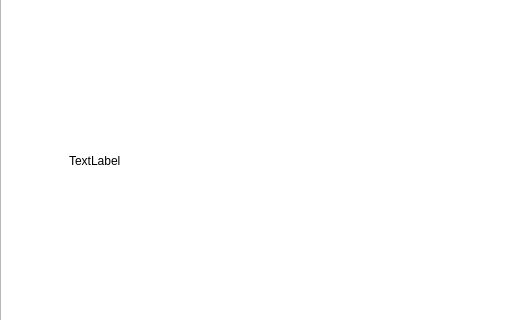
Qt form ui/PerVideo.ui (aibotez/SBCClientV2) before a commit; both pictures show x 0 to 527 and y 123 to 443 of the 822 by 637 pixel window.
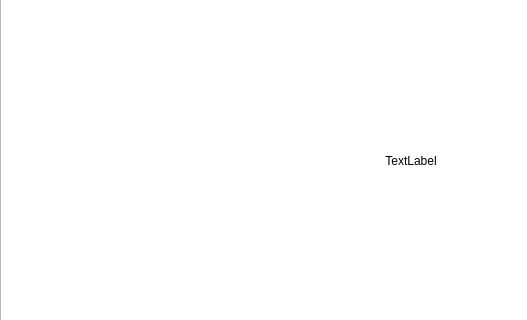
The same form after that commit.

The edit to the form file:
```diff
--- a/ui/PerVideo.ui
+++ b/ui/PerVideo.ui
@@ -101,6 +101,9 @@
            <property name="text">
             <string>TextLabel</string>
            </property>
+           <property name="alignment">
+            <set>Qt::AlignCenter</set>
+           </property>
           </widget>
          </item>
          <item>
```
